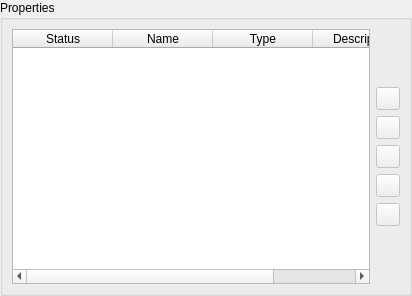
Old version of the form src/terralib/qt/widgets/property/ui/DataSetAdapterWidgetForm.ui in the repository claudiobogossian/terralib5.
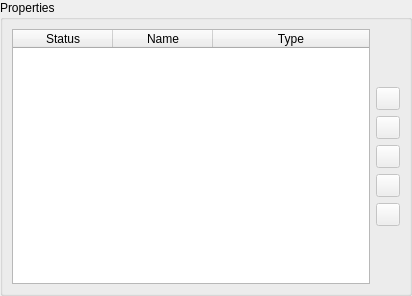
New version of the form.

The edit to the form file:
```diff
--- a/src/terralib/qt/widgets/property/ui/DataSetAdapterWidgetForm.ui
+++ b/src/terralib/qt/widgets/property/ui/DataSetAdapterWidgetForm.ui
@@ -63,11 +63,6 @@
             <string>Type</string>
            </property>
           </column>
-          <column>
-           <property name="text">
-            <string>Description</string>
-           </property>
-          </column>
          </widget>
         </item>
         <item row="0" column="1">
```
